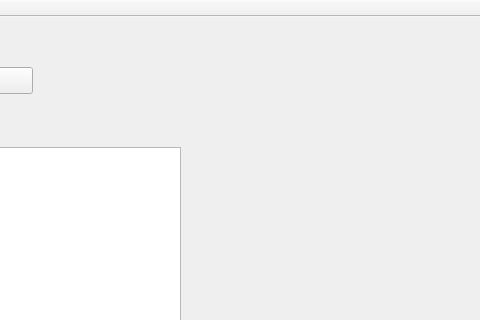
Old version of the form Recv/mainwindow.ui in the repository zhangxuran11/CustomProtocolDemo; both pictures show x 205 to 685 and y 0 to 320 of the 685 by 414 pixel window.
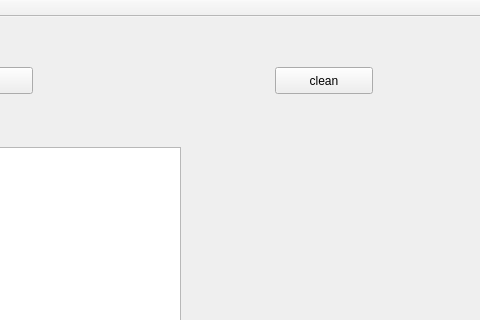
New version of the form.

What changed in the file:
```diff
--- a/Recv/mainwindow.ui
+++ b/Recv/mainwindow.ui
@@ -37,6 +37,19 @@
      <string>Start</string>
     </property>
    </widget>
+   <widget class="QPushButton" name="pushButton_2">
+    <property name="geometry">
+     <rect>
+      <x>480</x>
+      <y>50</y>
+      <width>98</width>
+      <height>27</height>
+     </rect>
+    </property>
+    <property name="text">
+     <string>clean</string>
+    </property>
+   </widget>
   </widget>
   <widget class="QMenuBar" name="menuBar">
    <property name="geometry">
```
